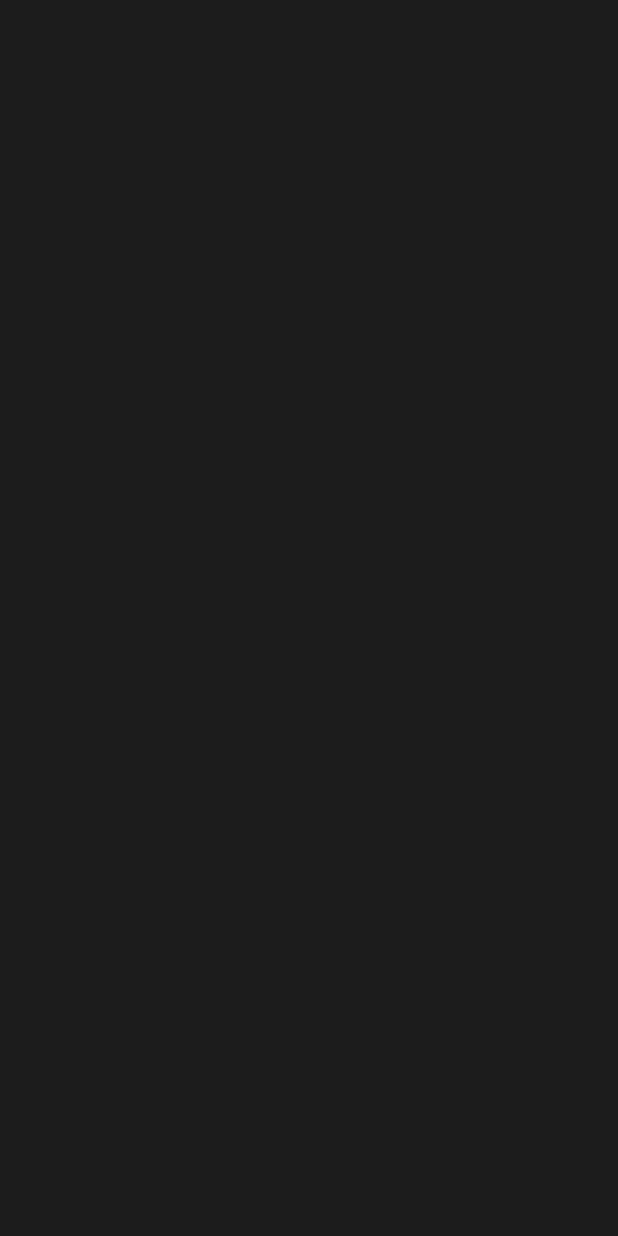
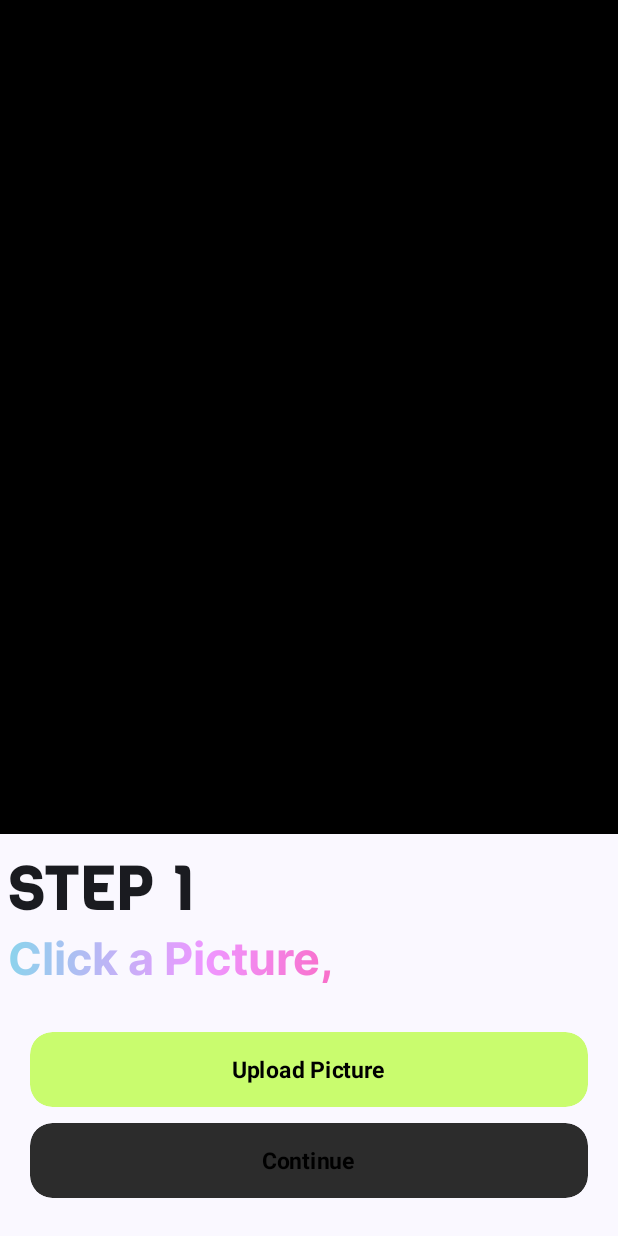
Before and after one commit to navneetpal01/MogMax, an Android app built with Jetpack Compose: the PictureScreen screen opened through its navigation route, on a phone screen of 412 x 824 dp. Before the commit the screen is empty. Run offline under Robolectric (Android 15) with nearby library versions, the phone set to English and light mode, and no system bars; our stand-ins replace Dagger/Hilt's generated code, accompanist.

Commit message:
feb 10 work

```diff
--- a/app/src/main/java/com/example/mogmax/presentation/getstarted/components/ContinueButton.kt
+++ b/app/src/main/java/com/example/mogmax/presentation/common/MogMaxButton.kt
@@ -1,6 +1,5 @@
-package com.example.mogmax.presentation.getstarted.components
+package com.example.mogmax.presentation.common
 
-import androidx.compose.foundation.BorderStroke
 import androidx.compose.foundation.clickable
 import androidx.compose.foundation.layout.Arrangement
 import androidx.compose.foundation.layout.Column
@@ -15,6 +14,7 @@ import androidx.compose.runtime.Composable
 import androidx.compose.ui.Alignment
 import androidx.compose.ui.Modifier
 import androidx.compose.ui.draw.clip
+import androidx.compose.ui.graphics.Color
 import androidx.compose.ui.res.colorResource
 import androidx.compose.ui.text.font.FontWeight
 import androidx.compose.ui.tooling.preview.Preview
@@ -23,9 +23,11 @@ import com.example.mogmax.ui.theme.AppTheme
 
 
 @Composable
-fun ContinueButton(
+fun MogMaxButton(
     modifier: Modifier = Modifier,
-    onClick: () -> Unit
+    onClick: () -> Unit,
+    color : Color = colorResource(id = R.color.button_green),
+    text : String,
 ) {
     Surface(
         modifier = modifier
@@ -36,8 +38,7 @@ fun ContinueButton(
                 onClick()
             },
         shape = RoundedCornerShape(CornerSize(AppTheme.getMogMaxDimens.fifteenDp)),
-        border = BorderStroke(width = AppTheme.getMogMaxDimens.oneDp, color = colorResource(id = R.color.black)),
-        color = colorResource(id = R.color.button_green)
+        color = color
     ) {
         Column(
             modifier = Modifier
@@ -47,7 +48,7 @@ fun ContinueButton(
             verticalArrangement = Arrangement.Center
         ) {
             Text(
-                text = "Continue",
+                text = text,
                 fontSize = AppTheme.getMogMaxDimens.fifteenSp,
                 color = colorResource(id = R.color.black),
                 fontWeight = FontWeight.Bold
--- a/app/src/main/java/com/example/mogmax/presentation/getstarted/GetStartedScreen.kt
+++ b/app/src/main/java/com/example/mogmax/presentation/getstarted/GetStartedScreen.kt
@@ -22,11 +22,11 @@ import androidx.compose.ui.graphics.Color
 import androidx.compose.ui.platform.LocalContext
 import androidx.compose.ui.tooling.preview.Preview
 import androidx.navigation.NavController
-import com.example.mogmax.util.vibrateOnClick
-import com.example.mogmax.presentation.nvgraph.Route
 import com.example.mogmax.presentation.getstarted.components.GetStartedImage
 import com.example.mogmax.presentation.getstarted.components.OnBoardingCard
+import com.example.mogmax.presentation.nvgraph.Route
 import com.example.mogmax.ui.theme.ColumnGrad
+import com.example.mogmax.util.vibrateOnClick
 
 @Composable
 fun GetStartedScreen(navController: NavController) {
@@ -47,10 +47,13 @@ fun GetStartedScreen(navController: NavController) {
                 .background(Color.Black)
                 .navigationBarsPadding()
         ) {
-            GetStartedImage()
+            GetStartedImage(
+                modifier = Modifier
+                    .fillMaxHeight(fraction = 0.6f)
+            )
             Box(
                 modifier = Modifier
-                    .fillMaxHeight(fraction = 0.65f)
+                    .fillMaxHeight(fraction = 0.6f)
                     .fillMaxWidth()
                     .background(brush = ColumnGrad)
                     .align(Alignment.BottomEnd)
--- a/app/src/main/java/com/example/mogmax/presentation/getstarted/components/GetStartedCard.kt
+++ b/app/src/main/java/com/example/mogmax/presentation/getstarted/components/GetStartedCard.kt
@@ -21,7 +21,7 @@ import androidx.compose.ui.text.style.TextAlign
 import androidx.compose.ui.text.style.TextOverflow
 import androidx.compose.ui.text.withStyle
 import com.example.mogmax.R
-import com.example.mogmax.presentation.getstarted.components.ContinueButton
+import com.example.mogmax.presentation.common.MogMaxButton
 import com.example.mogmax.ui.theme.AppTheme
 import com.example.mogmax.ui.theme.interBold
 import com.example.mogmax.ui.theme.segoeFont
@@ -34,7 +34,11 @@ fun OnBoardingCard(
     Surface(
         modifier = Modifier
             .fillMaxWidth()
-            .padding(start = AppTheme.getMogMaxDimens.tenDp, end = AppTheme.getMogMaxDimens.tenDp, bottom = AppTheme.getMogMaxDimens.fiveDp),
+            .padding(
+                start = AppTheme.getMogMaxDimens.tenDp,
+                end = AppTheme.getMogMaxDimens.tenDp,
+                bottom = AppTheme.getMogMaxDimens.fiveDp
+            ),
         shape = RoundedCornerShape(CornerSize(AppTheme.getMogMaxDimens.fortyDp)),
         tonalElevation = AppTheme.getMogMaxDimens.tenDp,
         color = colorResource(id = R.color.system_gray_6)
@@ -50,7 +54,12 @@ fun OnBoardingCard(
                 Text(
                     modifier = Modifier
                         .fillMaxWidth()
-                        .padding(top = AppTheme.getMogMaxDimens.fortyDp, start = AppTheme.getMogMaxDimens.tenDp, end = AppTheme.getMogMaxDimens.tenDp, bottom = AppTheme.getMogMaxDimens.tenDp),
+                        .padding(
+                            top = AppTheme.getMogMaxDimens.fortyDp,
+                            start = AppTheme.getMogMaxDimens.tenDp,
+                            end = AppTheme.getMogMaxDimens.tenDp,
+                            bottom = AppTheme.getMogMaxDimens.tenDp
+                        ),
                     text = buildAnnotatedString {
                         withStyle(
                             style = SpanStyle(
@@ -78,12 +87,14 @@ fun OnBoardingCard(
             Row(
                 modifier = Modifier
                     .fillMaxWidth()
-                //    .background(Color.Green)
             ) {
                 Text(
                     modifier = Modifier
                         .fillMaxWidth()
-                        .padding(all = AppTheme.getMogMaxDimens.tenDp),
+                        .padding(
+                            horizontal = AppTheme.getMogMaxDimens.tenDp,
+                            vertical = AppTheme.getMogMaxDimens.fiveDp
+                        ),
                     text = "Transform your face, one smile at a time. Unleash the power of facial fitness with our innovative exercise app, sculpting confidence and radiance through every expression." +
                             "Elevate your natural beauty – because a healthy smile is the ultimate workout!",
                     fontSize = AppTheme.getMogMaxDimens.fifteenSp,
@@ -97,13 +108,18 @@ fun OnBoardingCard(
                     .fillMaxWidth(),
                 horizontalAlignment = Alignment.CenterHorizontally
             ) {
-                ContinueButton(
+                MogMaxButton(
                     modifier = Modifier
                         .fillMaxWidth()
-                        .padding(horizontal = AppTheme.getMogMaxDimens.twentyDp, vertical = AppTheme.getMogMaxDimens.twentyDp),
+                        .padding(
+                            horizontal = AppTheme.getMogMaxDimens.twentyDp,
+                            vertical = AppTheme.getMogMaxDimens.twentyDp
+                        ),
+                    color = colorResource(id = R.color.button_green),
                     onClick = {
                         onClick()
-                    }
+                    },
+                    text = "Continue"
                 )
                 Box(modifier = Modifier.align(Alignment.CenterHorizontally)) {
                     Text(
--- a/app/src/main/java/com/example/mogmax/presentation/getstarted/components/GetStartedImage.kt
+++ b/app/src/main/java/com/example/mogmax/presentation/getstarted/components/GetStartedImage.kt
@@ -39,8 +39,8 @@ fun GetStartedImage(
         userScrollEnabled = false,
     ) { image ->
         Image(
-            modifier = Modifier
-                .fillMaxHeight(fraction = 0.6f)
+            modifier = modifier
+                .fillMaxHeight()
                 .fillMaxWidth(),
             painter = painterResource(id = imageList[image]),
             colorFilter = ColorFilter.colorMatrix(
--- a/app/src/main/java/com/example/mogmax/presentation/intro/IntroScreen.kt
+++ /dev/null
@@ -1,37 +0,0 @@
-package com.example.mogmax.presentation.intro
-
-import androidx.activity.compose.BackHandler
-import androidx.compose.foundation.background
-import androidx.compose.foundation.layout.Box
-import androidx.compose.foundation.layout.fillMaxHeight
-import androidx.compose.foundation.layout.fillMaxWidth
-import androidx.compose.foundation.layout.navigationBarsPadding
-import androidx.compose.runtime.Composable
-import androidx.compose.ui.Modifier
-import androidx.compose.ui.res.colorResource
-import androidx.compose.ui.tooling.preview.Preview
-import com.example.mogmax.R
-
-@Composable
-fun IntroScreen(
-    onBackClick: () -> Unit
-) {
-    BackHandler {
-        onBackClick()
-    }
-    Box(
-        modifier = Modifier
-            .fillMaxHeight()
-            .fillMaxWidth()
-            .background(color = colorResource(id = R.color.system_gray_6))
-            .navigationBarsPadding()
-    ) {
-
-    }
-}
-
-@Preview
-@Composable
-fun IntroScreenPrev() {
-
-}
--- a/app/src/main/java/com/example/mogmax/presentation/nvgraph/NavGraph.kt
+++ b/app/src/main/java/com/example/mogmax/presentation/nvgraph/NavGraph.kt
@@ -6,8 +6,8 @@ import androidx.navigation.NavHostController
 import androidx.navigation.compose.NavHost
 import androidx.navigation.compose.composable
 import androidx.navigation.compose.rememberNavController
+import com.example.mogmax.presentation.picture.PictureScreen
 import com.example.mogmax.presentation.getstarted.GetStartedScreen
-import com.example.mogmax.presentation.intro.IntroScreen
 
 @Composable
 fun NavGraph(
@@ -21,7 +21,7 @@ fun NavGraph(
             )
         }
         composable(route = Route.IntroScreen.route) {
-            IntroScreen() {
+            PictureScreen() {
                 if (navController.canGoBack) {
                     navController.popBackStack()
                 }
--- /dev/null
+++ b/app/src/main/java/com/example/mogmax/presentation/picture/PictureScreen.kt
@@ -0,0 +1,56 @@
+package com.example.mogmax.presentation.picture
+
+import androidx.activity.compose.BackHandler
+import androidx.compose.foundation.background
+import androidx.compose.foundation.layout.Box
+import androidx.compose.foundation.layout.fillMaxHeight
+import androidx.compose.foundation.layout.fillMaxWidth
+import androidx.compose.foundation.layout.navigationBarsPadding
+import androidx.compose.foundation.layout.statusBarsPadding
+import androidx.compose.material3.Text
+import androidx.compose.runtime.Composable
+import androidx.compose.ui.Alignment
+import androidx.compose.ui.Modifier
+import androidx.compose.ui.graphics.Brush
+import androidx.compose.ui.res.colorResource
+import androidx.compose.ui.text.TextStyle
+import androidx.compose.ui.text.font.FontWeight
+import androidx.compose.ui.text.style.TextOverflow
+import androidx.compose.ui.tooling.preview.Preview
+import androidx.compose.ui.unit.sp
+import com.example.mogmax.R
+import com.example.mogmax.presentation.picture.components.BottomBar
+import com.example.mogmax.ui.theme.vigaFont
+
+@Composable
+fun PictureScreen(
+    onBackClick: () -> Unit
+) {
+    BackHandler {
+        onBackClick()
+    }
+    Box(
+        modifier = Modifier
+            .fillMaxHeight()
+            .fillMaxWidth()
+            .background(color = colorResource(id = R.color.system_black))
+            .statusBarsPadding()
+            .navigationBarsPadding()
+    ) {
+
+        Box(
+            modifier = Modifier
+                .fillMaxWidth()
+                .align(Alignment.BottomEnd)
+                .background(color = colorResource(id = R.color.system_gray_6)),
+        ){
+            BottomBar()
+        }
+    }
+}
+
+@Preview
+@Composable
+fun IntroScreenPrev() {
+
+}
--- /dev/null
+++ b/app/src/main/java/com/example/mogmax/presentation/picture/components/BottomBar.kt
@@ -0,0 +1,117 @@
+package com.example.mogmax.presentation.picture.components
+
+import androidx.compose.foundation.background
+import androidx.compose.foundation.clickable
+import androidx.compose.foundation.layout.Arrangement
+import androidx.compose.foundation.layout.Column
+import androidx.compose.foundation.layout.Row
+import androidx.compose.foundation.layout.fillMaxHeight
+import androidx.compose.foundation.layout.fillMaxWidth
+import androidx.compose.foundation.layout.height
+import androidx.compose.foundation.layout.padding
+import androidx.compose.foundation.shape.CornerSize
+import androidx.compose.foundation.shape.RoundedCornerShape
+import androidx.compose.material3.Surface
+import androidx.compose.material3.Text
+import androidx.compose.runtime.Composable
+import androidx.compose.ui.Alignment
+import androidx.compose.ui.Modifier
+import androidx.compose.ui.draw.clip
+import androidx.compose.ui.graphics.Brush
+import androidx.compose.ui.res.colorResource
+import androidx.compose.ui.text.TextStyle
+import androidx.compose.ui.text.font.FontWeight
+import androidx.compose.ui.text.style.TextOverflow
+import androidx.compose.ui.tooling.preview.Preview
+import androidx.compose.ui.unit.dp
+import androidx.compose.ui.unit.sp
+import com.example.mogmax.R
+import com.example.mogmax.presentation.common.MogMaxButton
+import com.example.mogmax.ui.theme.AppTheme
+import com.example.mogmax.ui.theme.interBold
+import com.example.mogmax.ui.theme.vigaFont
+
+@Composable
+fun BottomBar(
+    modifier: Modifier = Modifier
+) {
+    Surface(
+        modifier = modifier
+            .fillMaxWidth()
+            .background(color = colorResource(id = R.color.system_gray_6))
+    ) {
+        Column(
+            modifier = modifier
+                .fillMaxWidth(),
+            horizontalAlignment = Alignment.Start
+        ) {
+            Text(
+                modifier = modifier
+                    .fillMaxWidth()
+                    .padding(start = 5.dp, end = 5.dp, top = 10.dp),
+                text = "STEP 1",
+                fontSize = 40.sp,
+                fontWeight = FontWeight.Bold,
+                fontFamily = vigaFont,
+                maxLines = 1,
+                overflow = TextOverflow.Ellipsis
+            )
+            Text(
+                modifier = modifier
+                    .fillMaxWidth()
+                    .padding(start = 5.dp, end = 5.dp, bottom = 5.dp),
+                text = "Click a Picture,",
+                style = TextStyle(
+                    brush = Brush.linearGradient(
+                        listOf(
+                            colorResource(id = R.color.text_grad1),
+                            colorResource(id = R.color.text_grad2),
+                            colorResource(id = R.color.text_grad3),
+                            colorResource(id = R.color.text_grad4)
+                        )
+                    )),
+                fontFamily = interBold,
+                fontSize = 30.sp,
+                color = colorResource(id = R.color.white),
+                maxLines = 1
+            )
+            Column(
+                modifier = modifier
+                    .fillMaxWidth()
+                    .padding(vertical = 20.dp),
+                horizontalAlignment = Alignment.CenterHorizontally,
+                verticalArrangement = Arrangement.Center
+            ) {
+                MogMaxButton(
+                    modifier = Modifier.padding(
+                        start = 20.dp,
+                        end = 20.dp,
+                        top = 5.dp,
+                        bottom = 5.dp
+                    ),
+                    onClick = {
+                    },
+                    text = "Upload Picture"
+                )
+                MogMaxButton(
+                    modifier = Modifier.padding(
+                        start = 20.dp,
+                        end = 20.dp,
+                        top = 5.dp,
+                        bottom = 5.dp
+                    ),
+                    onClick = {
+                    },
+                    color = colorResource(id = R.color.system_gray_5),
+                    text = "Continue"
+                )
+            }
+        }
+    }
+}
+
+@Preview
+@Composable
+fun PrevBottomBar() {
+    BottomBar()
+}
--- /dev/null
+++ b/app/src/main/java/com/example/mogmax/presentation/picture/components/Image.kt
@@ -0,0 +1,10 @@
+package com.example.mogmax.presentation.picture.components
+
+import androidx.compose.runtime.Composable
+import androidx.compose.ui.tooling.preview.Preview
+
+
+@Composable
+fun ImageUpload(){
+
+}
--- a/app/src/main/java/com/example/mogmax/ui/theme/Color.kt
+++ b/app/src/main/java/com/example/mogmax/ui/theme/Color.kt
@@ -14,10 +14,7 @@ val Pink80 = Color(0xFFEFB8C8)
 val Purple40 = Color(0xFF6650a4)
 val PurpleGrey40 = Color(0xFF625b71)
 val Pink40 = Color(0xFF7D5260)
-val BlackTrans = arrayOf(
-    0.1f to Color.Transparent,
-    0.2f to Color.Black
-)
+
 val ColumnGrad = Brush.verticalGradient(
     colors = listOf(
         Color.Transparent,
--- a/app/src/main/res/values/colors.xml
+++ b/app/src/main/res/values/colors.xml
@@ -11,10 +11,13 @@
 
     //Phone Colors
     <color name="phone_color">#2B2B2B</color> //Background
-    //Notification Colors
-    <color name="notification_background">#4E5051</color>
-    <color name="notification_icon">#1E1E1E</color>
-    <color name="notification_content">#7F7F81</color>
+
+    //Text Gradient
+    <color name="text_grad1">#8AD4EC</color>
+    <color name="text_grad2">#EF96FF</color>
+    <color name="text_grad3">#FF56A9</color>
+    <color name="text_grad4">#FFAA6C</color>
+
 
     <color name="purple_200">#FFBB86FC</color>
     <color name="purple_500">#FF6200EE</color>
```
Also changed, not shown: app/src/main/res/drawable/image_first.jpg, app/src/main/res/drawable/image_second.jpg, app/src/main/res/drawable/image_third.jpg, app/src/main/res/drawable/onboarding.jpg (deleted).
